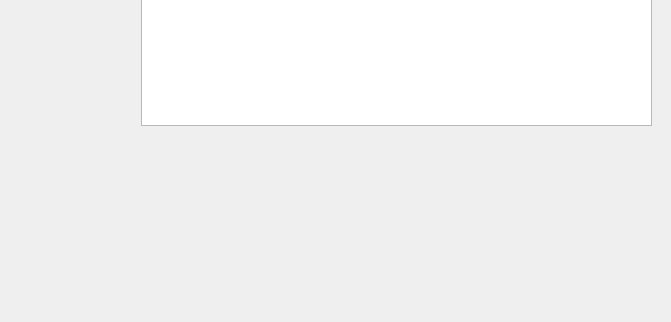
The window that presentation/master_data_ui/promotionType.ui (shymaa123456/HyperPOS2020) describes before a commit, drawn with Qt 5; both pictures show x 429 to 1100 and y 395 to 717 of the 1100 by 717 pixel window.
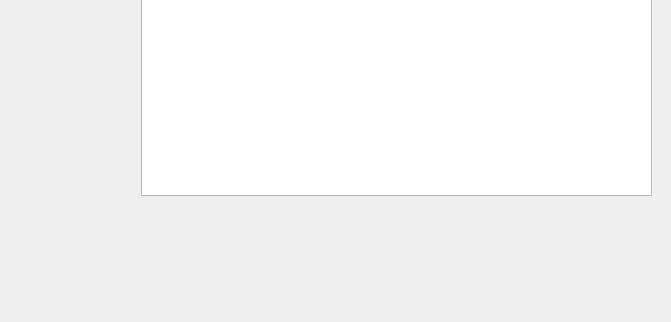
The same window after the commit.

Commit message: Master data forms

The edit to the form file:
```diff
--- a/presentation/master_data_ui/promotionType.ui
+++ b/presentation/master_data_ui/promotionType.ui
@@ -31,7 +31,7 @@
      <x>570</x>
      <y>170</y>
      <width>511</width>
-     <height>351</height>
+     <height>421</height>
     </rect>
    </property>
    <property name="layoutDirection">
```
The commit also changes 4 other files.
